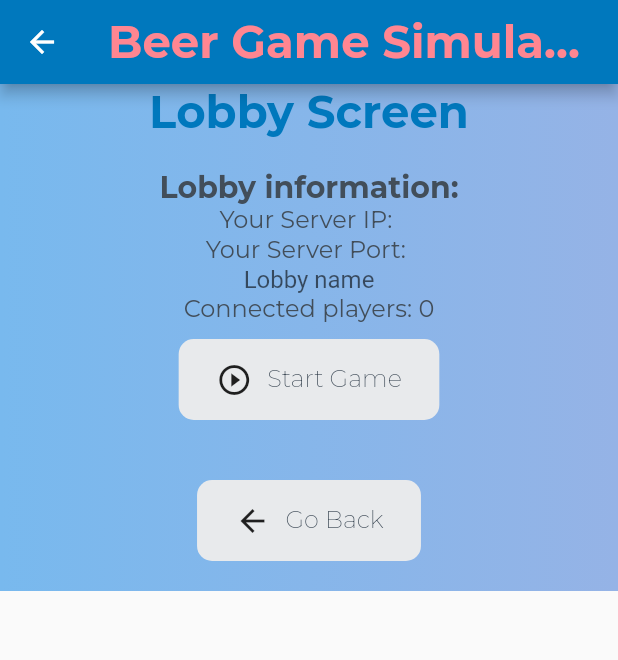
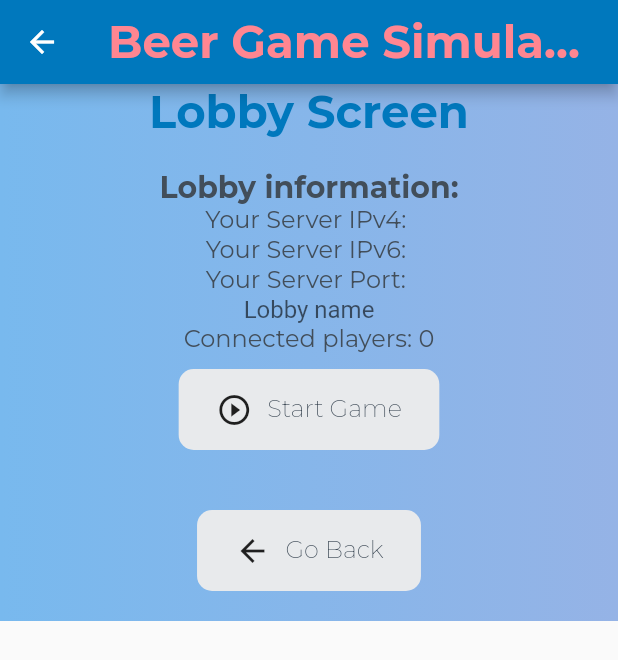
Before and after one commit to freekvandeven/flutter_full_P2P_POC, a Flutter app: the screen it shows after launch, after a tap on "Start a new game", on a phone screen of 412 x 824 dp. Shown: the top 660 px of the screen. Run offline on Flutter 3.47's test engine with Material 2 defaults, Android fonts, the light colour scheme and no system bars; our stand-ins replace flutter_svg, google_fonts, wakelock; missing offline and left inert: network_info_plus.

Commit message:
ipv6 support

```diff
--- a/lib/src/dependencies.dart
+++ b/lib/src/dependencies.dart
@@ -1,4 +1,3 @@
-import 'package:distributed/src/service/api.dart';
 import 'package:distributed/src/service/client.dart';
 import 'package:distributed/src/service/game.dart';
 import 'package:distributed/src/service/ip.dart';
@@ -16,9 +15,6 @@ class DependencyProvider extends StatelessWidget {
     return MultiProvider(
       providers: [
         // specify all services that need to be injected into the app
-        Provider<ApiService>(
-          create: (context) => ChipsApiService(),
-        ),
         ChangeNotifierProvider<GameService>(
           create: (context) => ChipsGameService(),
         ),
--- a/lib/src/service/ip.dart
+++ b/lib/src/service/ip.dart
@@ -161,4 +161,9 @@ class ChipsIpService extends ChangeNotifier implements IpService {
     ipInformationMap!['ssid'] = wifiName ?? '';
     notifyListeners();
   }
+
+  String getNetworkInterface() {
+    return 'wlp3s0';
+        // NetworkInterface.list().then((value) => print(value));
+  }
 }
--- a/lib/src/service/server.dart
+++ b/lib/src/service/server.dart
@@ -27,8 +27,8 @@ class ChipsServerSocketService extends ChangeNotifier
       debugPrint('server already started');
     } else {
       _socket = await ServerSocket.bind(
-        InternetAddress.anyIPv4,
-        0,
+        InternetAddress.anyIPv6,
+        0, // TODO(freek): add default port for host
       );
       _socket?.listen(
         handleConnection,
--- a/lib/src/ui/screens/lobby.dart
+++ b/lib/src/ui/screens/lobby.dart
@@ -1,3 +1,4 @@
+
 import 'package:distributed/src/models/player.dart';
 import 'package:distributed/src/routes.dart';
 import 'package:distributed/src/service/game.dart';
@@ -21,7 +22,8 @@ class LobbyScreen extends StatefulWidget {
 }
 
 class _LobbyScreenState extends State<LobbyScreen> {
-  String ip = '';
+  String ipv6 = '';
+  String ipv4 = '';
   String port = '';
   List<PlayerInformation> players = [];
 
@@ -58,7 +60,7 @@ class _LobbyScreenState extends State<LobbyScreen> {
       widget.gameService.addNewPlayer(
         PlayerInformation(
           playerName: 'host',
-          ip: ip,
+          ip: ipv6,
           port: port,
         ),
       );
@@ -68,7 +70,8 @@ class _LobbyScreenState extends State<LobbyScreen> {
   void updateIp() {
     if (mounted) {
       setState(() {
-        ip = widget.ipService.ipInformation!['ipv4'] ?? 'error';
+        ipv4 = widget.ipService.ipInformation!['ipv4'] ?? 'error';
+        ipv6 = widget.ipService.ipInformation!['ipv6'] ?? 'error';
       });
     }
   }
@@ -112,7 +115,11 @@ class _LobbyScreenState extends State<LobbyScreen> {
                   style: Theme.of(context).textTheme.headline4,
                 ),
                 Text(
-                  'Your Server IP: $ip',
+                  'Your Server IPv4: $ipv4',
+                  style: Theme.of(context).textTheme.bodyText1,
+                ),
+                Text(
+                  'Your Server IPv6: $ipv6',
                   style: Theme.of(context).textTheme.bodyText1,
                 ),
                 Text(
```
Also changed, not shown: lib/src/service/client.dart (+7 -1 lines).
